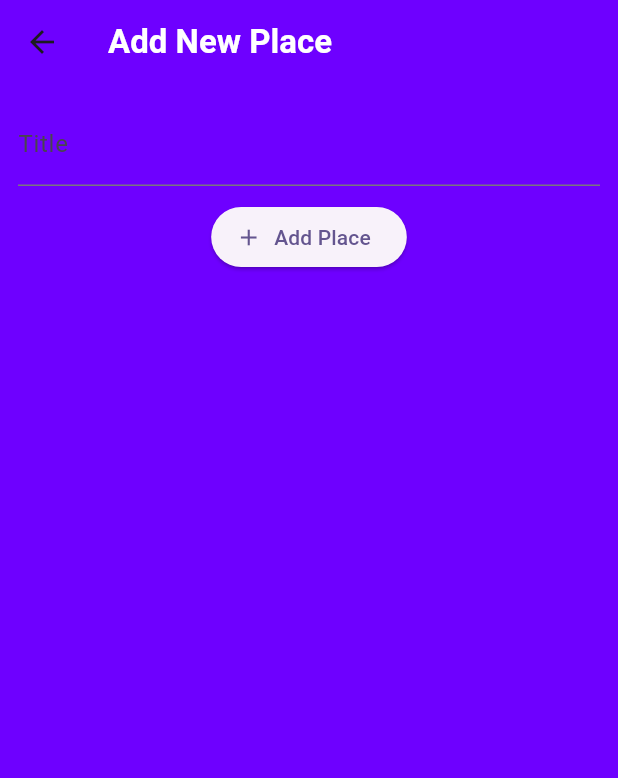
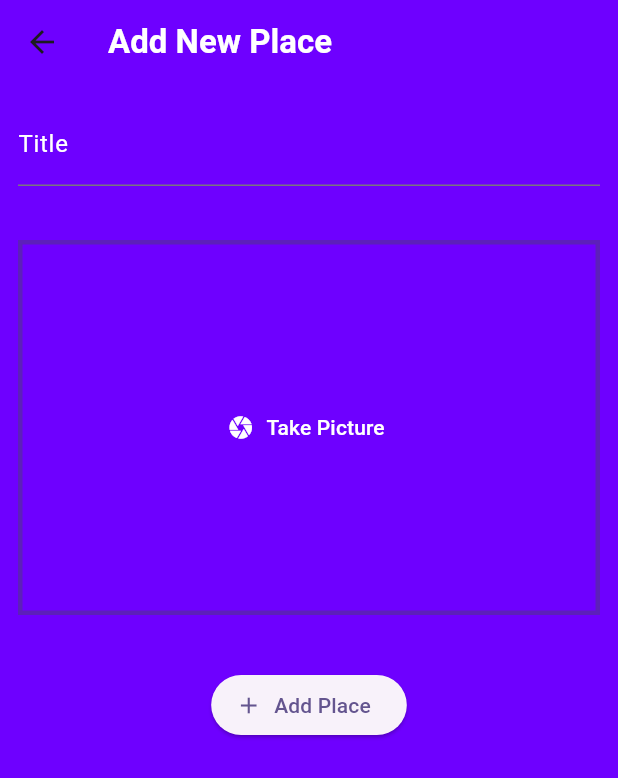
Before and after one commit to AtharvaParadkar/Favorite-Places-App, a Flutter app: the AddPlaceScreen screen opened directly, on a phone screen of 412 x 824 dp. Shown: the top 778 px of the screen. Run offline on Flutter 3.47's test engine with Material 3 defaults, Android fonts, the phone set to English and light mode, and no system bars; our stand-ins replace flutter_riverpod, google_fonts.

Commit message:
Add image input widget to add place screen

```diff
--- a/lib/screens/add_place.dart
+++ b/lib/screens/add_place.dart
@@ -1,4 +1,5 @@
 import 'package:favorite_places_app/providers/user_places.dart';
+import 'package:favorite_places_app/widgets/image_input.dart';
 import 'package:flutter/material.dart';
 import 'package:flutter_riverpod/flutter_riverpod.dart';
 
@@ -49,8 +50,12 @@ class _AddPlaceScreenState extends ConsumerState<AddPlaceScreen> {
                 label: Text(
                   'Title',
                 ),
+                labelStyle: TextStyle(color: Colors.white),
               ),
             ),
+            const SizedBox(height: 16),
+            const ImageInput(),
+            const SizedBox(height: 16),
             ElevatedButton.icon(
               onPressed: _savePlace,
               icon: const Icon(Icons.add),
--- /dev/null
+++ b/lib/widgets/image_input.dart
@@ -0,0 +1,39 @@
+import 'package:flutter/material.dart';
+
+class ImageInput extends StatefulWidget {
+  const ImageInput({super.key});
+
+  @override
+  State<ImageInput> createState() => _ImageInputState();
+}
+
+class _ImageInputState extends State<ImageInput> {
+
+void _takePicture(){}
+
+  @override
+  Widget build(BuildContext context) {
+    return Container(
+      height: 250,
+      width: double.infinity,
+      alignment: Alignment.center,
+      decoration: BoxDecoration(
+        border: Border.all(
+          color: Theme.of(context).colorScheme.onPrimaryFixedVariant.withAlpha(128),
+          width: 3,
+        ),
+      ),
+      child: TextButton.icon(
+        onPressed: _takePicture,
+        label: const Text(
+          'Take Picture',
+          style: TextStyle(color: Colors.white),
+        ),
+        icon: const Icon(
+          Icons.camera,
+          color: Colors.white,
+        ),
+      ),
+    );
+  }
+}
```
